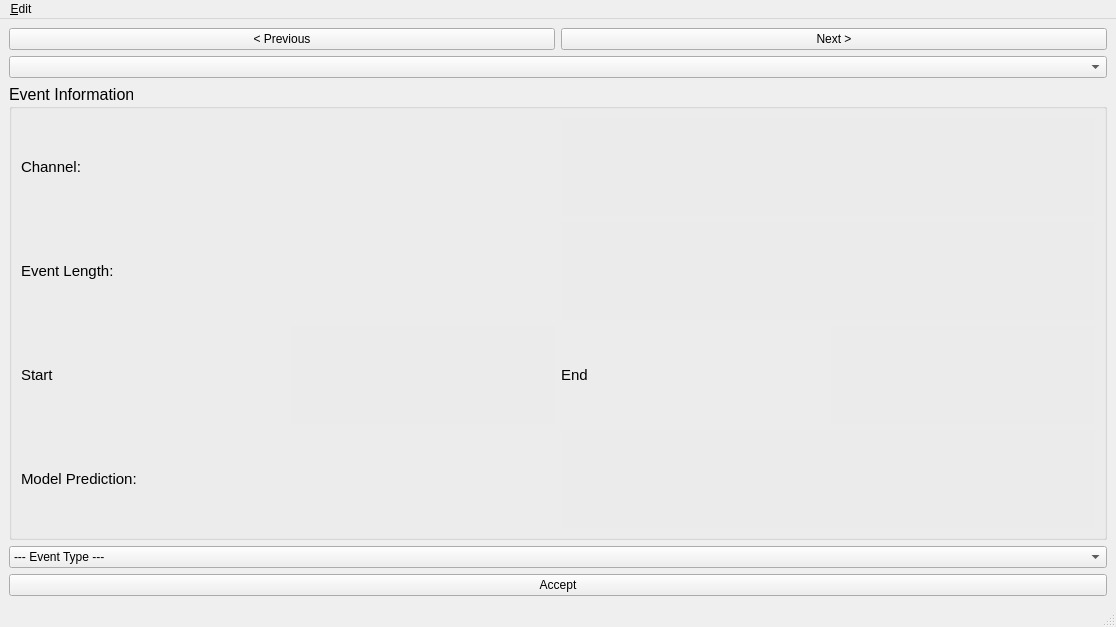
The window that src/ui/annotation.ui (roychowdhuryresearch/pyHFO) describes before a commit, drawn with Qt 5.
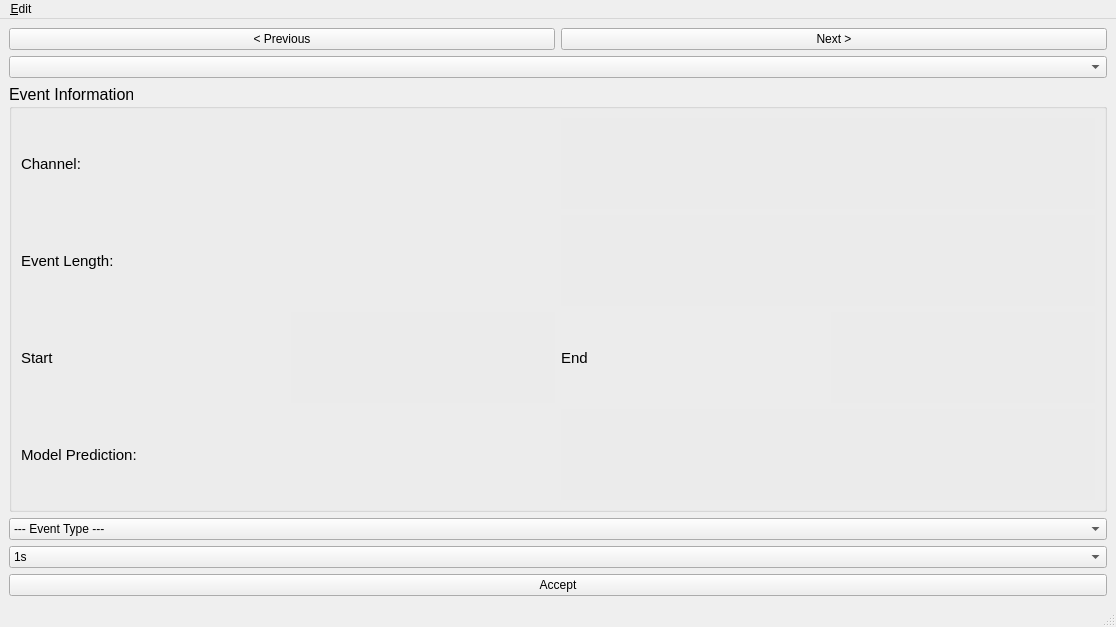
The same window after the commit.

Commit message:
add time scale change
annotation window can select display time interval now

The edit to the form file:
```diff
--- a/src/ui/annotation.ui
+++ b/src/ui/annotation.ui
@@ -29,6 +29,32 @@
          <layout class="QHBoxLayout" name="FFT_layout"/>
         </item>
         <item row="6" column="0">
+         <widget class="QComboBox" name="IntervalDropdownBox">
+          <property name="font">
+           <font>
+            <family>Arial</family>
+            <pointsize>9</pointsize>
+           </font>
+          </property>
+          <item>
+           <property name="text">
+            <string>1s</string>
+           </property>
+          </item>
+          <item>
+           <property name="text">
+            <string>0.5s</string>
+           </property>
+          </item>
+          <item>
+           <property name="text">
+            <string>0.25s</string>
+           </property>
+          </item>
+         </widget>
+        </item>
+
+        <item row="7" column="0">
          <layout class="QHBoxLayout" name="horizontalLayout_2">
           <item>
            <widget class="QPushButton" name="Accept">
```
Left out of the diff: 2 changed lines with no effect on the pictures. The commit also changes 2 other files.
